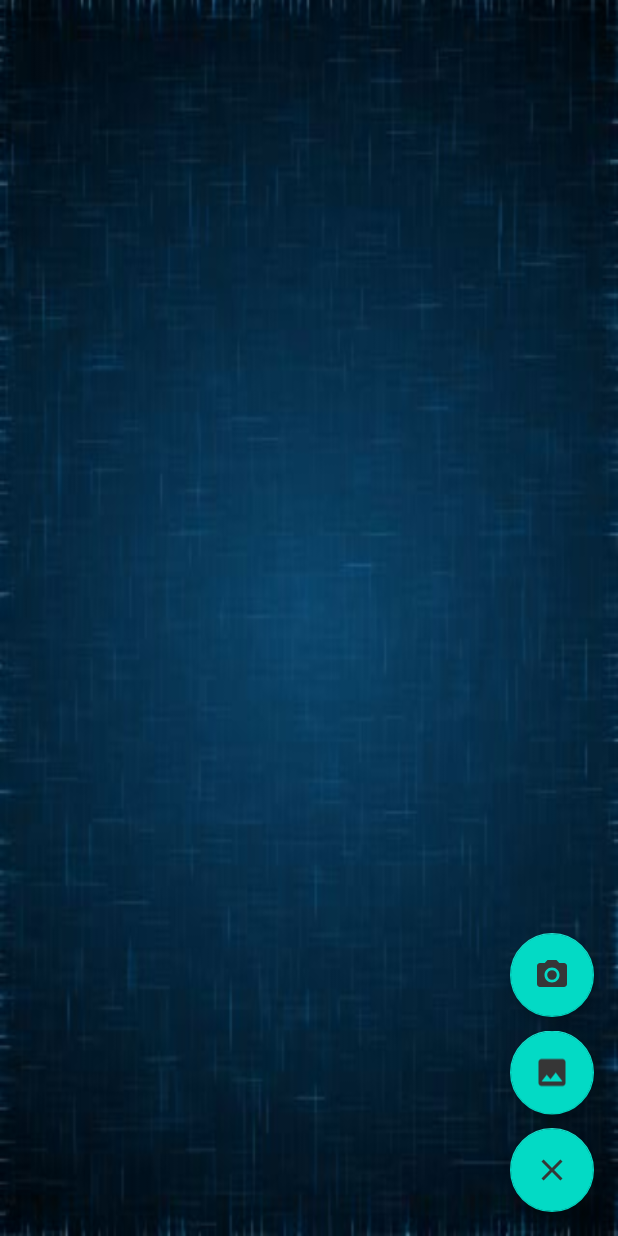
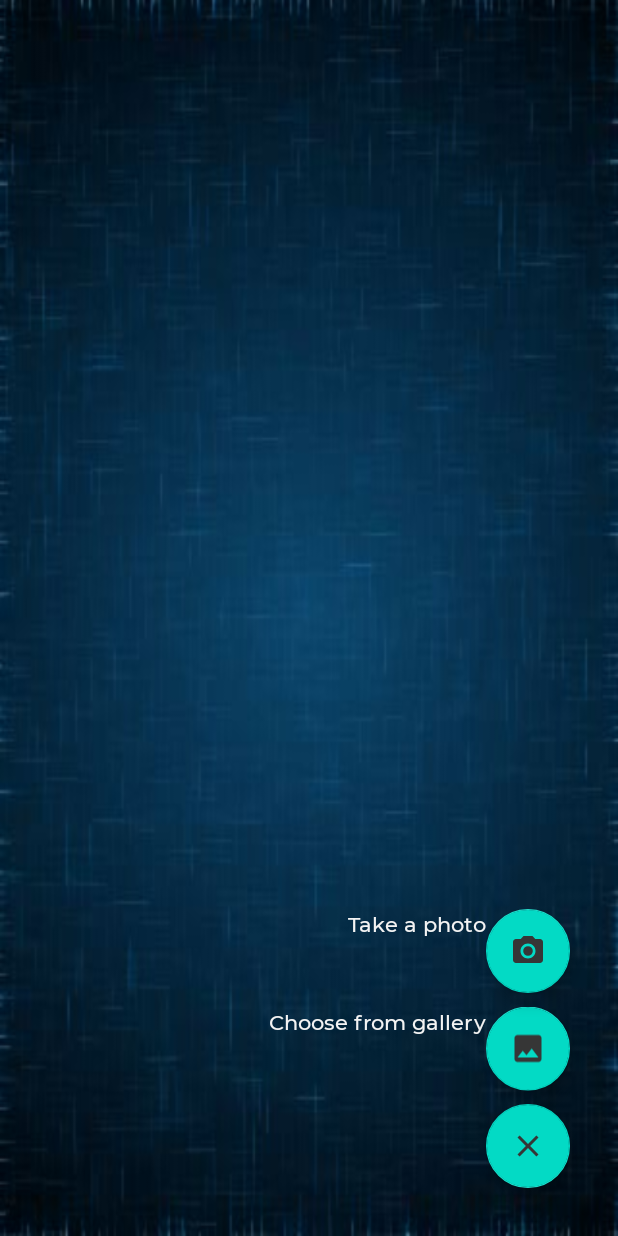
Before and after one commit to HosseinMirzaei47/puzzle, an Android app: the screen it shows after launch (MainActivity), after a tap on "TODO", on a phone screen of 412 x 824 dp. Run offline under Robolectric (Android 15) with nearby library versions, the light colour scheme and no system bars; our stand-ins replace Dagger/Hilt's generated code, data binding; libraries missing offline, so code that uses them is left out: com.airbnb.epoxy, com.karumi.dexter; plain views replace EpoxyRecyclerView; 4 statements that could not run were skipped.

Commit message:
Fab buttons with title.

```diff
--- a/app/src/main/java/com/example/puzzleapp/ui/PuzzlesFragment.kt
+++ b/app/src/main/java/com/example/puzzleapp/ui/PuzzlesFragment.kt
@@ -1,6 +1,7 @@
 package com.example.puzzleapp.ui
 
 import android.Manifest
+import android.animation.Animator
 import android.annotation.SuppressLint
 import android.app.Activity.RESULT_OK
 import android.content.Intent
@@ -104,6 +105,7 @@ class PuzzlesFragment : Fragment() {
                     onPuzzleClick { _ ->
                         storeTypeAndSrc(Settings.TYPE_DEFAULT, null, imageSource)
                         try {
+                            closeFabMenu()
                             findNavController().navigate(
                                 PuzzlesFragmentDirections.actionPuzzlesFragmentToLevelFragment()
                             )
@@ -249,16 +251,44 @@ class PuzzlesFragment : Fragment() {
 
     private fun showFabMenu() {
         isFabOpen = true
-        binding.fabState.setImageResource(R.drawable.ic_close);
-        binding.fabGallery.animate().translationY(-resources.getDimension(R.dimen.standard_65))
-        binding.fabCamera.animate().translationY(-resources.getDimension(R.dimen.standard_120))
+        binding.fabLayoutGallery.visibility = View.VISIBLE
+        binding.fabLayoutCamera.visibility = View.VISIBLE
+
+        binding.tvGallery.visibility = View.VISIBLE
+        binding.tvCamera.visibility = View.VISIBLE
+
+        binding.fabState.setImageResource(R.drawable.ic_close)
+        binding.fabState.animate().rotationBy(180f)
+
+        binding.fabLayoutGallery.animate()
+            .translationY(-resources.getDimension(R.dimen.standard_65))
+        binding.fabLayoutCamera.animate()
+            .translationY(-resources.getDimension(R.dimen.standard_130))
     }
 
     private fun closeFabMenu() {
         isFabOpen = false
-        binding.fabState.setImageResource(R.drawable.ic_add);
-        binding.fabGallery.animate().translationY(0f)
-        binding.fabCamera.animate().translationY(0f)
+        binding.fabState.setImageResource(R.drawable.ic_add)
+        binding.fabState.animate().rotationBy(180f)
+
+        binding.tvGallery.visibility = View.GONE
+        binding.tvCamera.visibility = View.GONE
+
+        binding.fabLayoutGallery.animate().translationY(0f)
+        binding.fabLayoutCamera.animate().translationY(0f)
+        binding.fabLayoutCamera.animate().translationY(0f)
+            .setListener(object : Animator.AnimatorListener {
+                override fun onAnimationStart(animator: Animator?) {}
+                override fun onAnimationEnd(animator: Animator?) {
+                    if (!isFabOpen) {
+                        binding.fabLayoutGallery.visibility = View.GONE
+                        binding.fabLayoutCamera.visibility = View.GONE
+                    }
+                }
+
+                override fun onAnimationCancel(animator: Animator?) {}
+                override fun onAnimationRepeat(animator: Animator?) {}
+            })
     }
 
     companion object {
--- a/app/src/main/res/layout/fragment_puzzles.xml
+++ b/app/src/main/res/layout/fragment_puzzles.xml
@@ -25,17 +25,23 @@
             app:spanCount="2"
             tools:listitem="@layout/epoxy_holder_item_puzzle" />
 
-        <com.google.android.material.floatingactionbutton.FloatingActionButton
-            android:id="@+id/fabCamera"
+        <LinearLayout
+            android:id="@+id/fabLayoutGallery"
             android:layout_width="wrap_content"
             android:layout_height="wrap_content"
             android:layout_marginEnd="@dimen/margin_normal"
             android:layout_marginRight="@dimen/margin_normal"
             android:layout_marginBottom="@dimen/margin_normal"
-            android:contentDescription="@string/todo"
-            android:src="@drawable/ic_camera"
+            android:visibility="gone"
             app:layout_constraintBottom_toBottomOf="parent"
-            app:layout_constraintEnd_toEndOf="parent" />
+            app:layout_constraintEnd_toEndOf="parent">
+
+            <TextView
+                android:id="@+id/tvGallery"
+                android:layout_width="wrap_content"
+                android:layout_height="wrap_content"
+                android:text="@string/choose_from_gallery"
+                android:textColor="@color/whiteGlobalBackground" />
 
             <com.google.android.material.floatingactionbutton.FloatingActionButton
                 android:id="@+id/fabGallery"
@@ -49,6 +55,50 @@
                 app:layout_constraintBottom_toBottomOf="parent"
                 app:layout_constraintEnd_toEndOf="parent" />
 
+        </LinearLayout>
+
+        <LinearLayout
+            android:id="@+id/fabLayoutCamera"
+            android:layout_width="wrap_content"
+            android:layout_height="wrap_content"
+            android:layout_marginEnd="@dimen/margin_normal"
+            android:layout_marginRight="@dimen/margin_normal"
+            android:layout_marginBottom="@dimen/margin_normal"
+            android:visibility="gone"
+            app:layout_constraintBottom_toBottomOf="parent"
+            app:layout_constraintEnd_toEndOf="parent">
+
+            <TextView
+                android:id="@+id/tvCamera"
+                android:layout_width="wrap_content"
+                android:layout_height="wrap_content"
+                android:text="@string/take_a_photo"
+                android:textColor="@color/whiteGlobalBackground" />
+
+            <com.google.android.material.floatingactionbutton.FloatingActionButton
+                android:id="@+id/fabCamera"
+                android:layout_width="wrap_content"
+                android:layout_height="wrap_content"
+                android:layout_marginEnd="@dimen/margin_normal"
+                android:layout_marginRight="@dimen/margin_normal"
+                android:layout_marginBottom="@dimen/margin_normal"
+                android:contentDescription="@string/todo"
+                android:src="@drawable/ic_camera"
+                app:layout_constraintBottom_toBottomOf="parent"
+                app:layout_constraintEnd_toEndOf="parent" />
+
+        </LinearLayout>
+
+        <LinearLayout
+            android:id="@+id/fabLayoutState"
+            android:layout_width="wrap_content"
+            android:layout_height="wrap_content"
+            android:layout_marginEnd="@dimen/margin_normal"
+            android:layout_marginRight="@dimen/margin_normal"
+            android:layout_marginBottom="@dimen/margin_normal"
+            app:layout_constraintBottom_toBottomOf="parent"
+            app:layout_constraintEnd_toEndOf="parent">
+
             <com.google.android.material.floatingactionbutton.FloatingActionButton
                 android:id="@+id/fabState"
                 android:layout_width="wrap_content"
@@ -61,6 +111,8 @@
                 app:layout_constraintBottom_toBottomOf="parent"
                 app:layout_constraintEnd_toEndOf="parent" />
 
+        </LinearLayout>
+
     </androidx.constraintlayout.widget.ConstraintLayout>
 
 </layout>
--- a/app/src/main/res/values/dimens.xml
+++ b/app/src/main/res/values/dimens.xml
@@ -33,6 +33,8 @@
     <dimen name="standard_45">45dp</dimen>
     <dimen name="standard_21">21dp</dimen>
     <dimen name="standard_65">65dp</dimen>
-    <dimen name="standard_120">130dp</dimen>
+    <dimen name="standard_130">130dp</dimen>
+    <dimen name="standard_12">12dp</dimen>
+    <dimen name="standard_23">23dp</dimen>
 
 </resources>
--- a/app/src/main/res/values/strings.xml
+++ b/app/src/main/res/values/strings.xml
@@ -15,4 +15,6 @@
     <string name="drag_and_drop">Drag and Drop</string>
     <string name="swipe">Swipe</string>
     <string name="jigsaw">Jigsaw</string>
+    <string name="choose_from_gallery">Choose from gallery</string>
+    <string name="take_a_photo">Take a photo</string>
 </resources>
```
Lines whose indentation alone changed are shown as unchanged.
